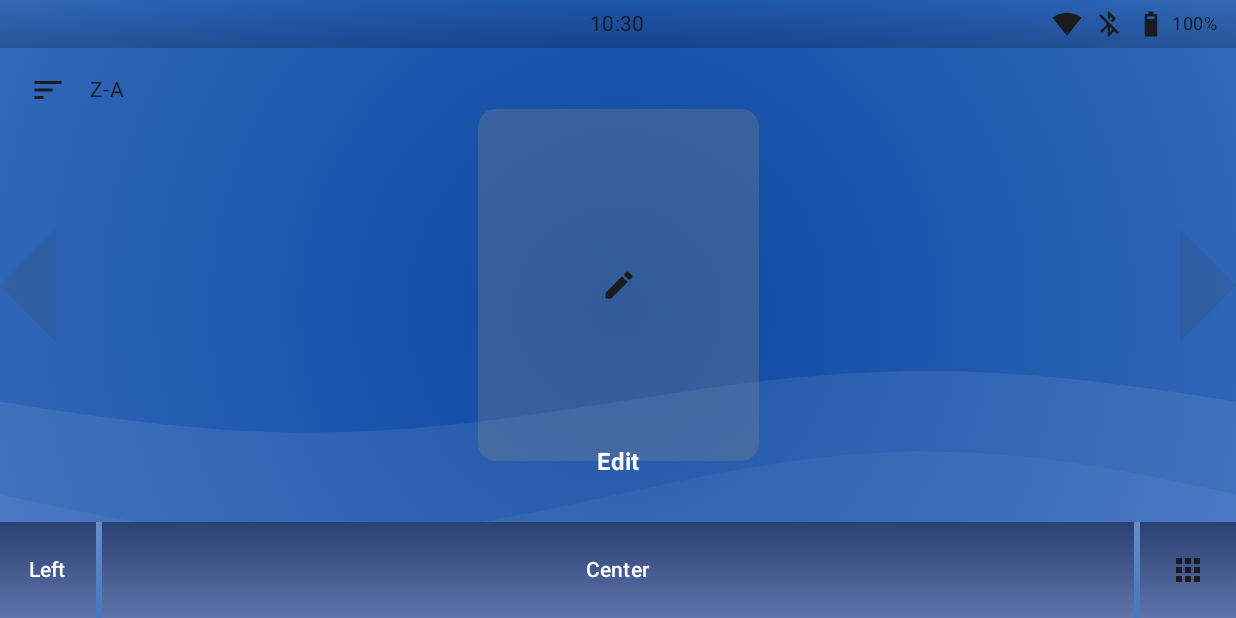
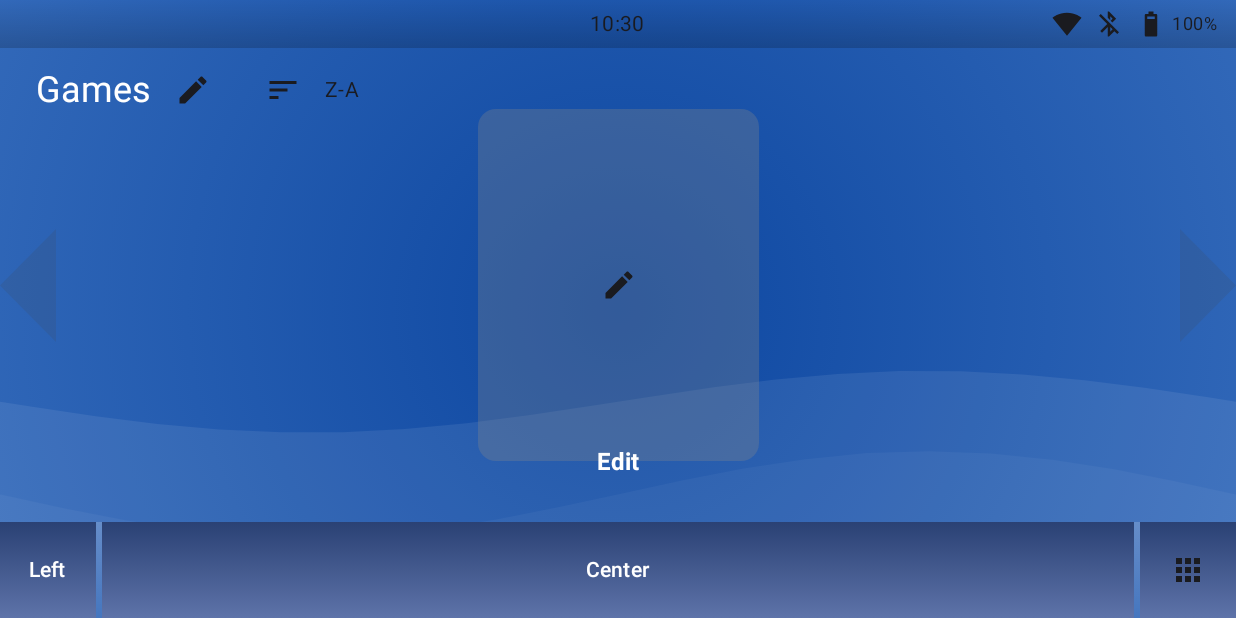
Before and after one commit to RetroBreeze/ribbon-launcher, an Android app built with Jetpack Compose: the screen it shows after launch (MainActivity), after a tap on "Sort", on a phone screen of 824 x 412 dp (held sideways). Run offline under Robolectric (Android 15) with nearby library versions, the phone set to English and light mode, and no system bars; pictures from the network do not load; 3 other taps on this screen came first.

Commit message:
Add editable ribbon title (#36)
* Add editable ribbon title

* Fix ribbon title editing

* Fix inline title editing

* Fix compile errors by updating imports

* Handle return key in ribbon title

* Highlight ribbon title text when editing

* Make ribbon title editable on tap

* Improve ribbon title editing

```diff
--- a/app/build.gradle.kts
+++ b/app/build.gradle.kts
@@ -32,9 +32,6 @@
         sourceCompatibility = JavaVersion.VERSION_11
         targetCompatibility = JavaVersion.VERSION_11
     }
-    composeOptions {
-        kotlinCompilerExtensionVersion = "1.5.3"
-    }
     kotlinOptions {
         jvmTarget = "11"
     }
@@ -56,8 +53,8 @@
     implementation("androidx.compose.material:material-icons-extended")
     // For ViewModel support in Compose
     implementation(libs.androidx.lifecycle.viewmodel.compose)
-    implementation("androidx.compose.ui:ui:1.8.3") // or whatever Compose BOM you’re using
     implementation("androidx.compose.ui:ui")
+    implementation("androidx.compose.foundation:foundation")
 
     // For loading images like app icons
     implementation(libs.coil.compose)
--- a/app/src/main/java/com/retrobreeze/ribbonlauncher/LauncherViewModel.kt
+++ b/app/src/main/java/com/retrobreeze/ribbonlauncher/LauncherViewModel.kt
@@ -17,6 +17,7 @@
         private const val KEY_LAST_PLAYED_PREFIX = "lp_"
         private const val KEY_SELECTED_GAME = "selected_game"
         private const val KEY_ENABLED_PACKAGES = "enabled_packages"
+        private const val KEY_RIBBON_TITLE = "ribbon_title"
     }
 
     private val prefs = app.getSharedPreferences(PREFS_NAME, Context.MODE_PRIVATE)
@@ -40,6 +41,9 @@
     var selectedGamePackage by mutableStateOf<String?>(null)
         private set
 
+    var ribbonTitle by mutableStateOf("Games")
+        private set
+
     init {
         loadPreferences()
         loadInstalledGames()
@@ -52,6 +56,8 @@
         } catch (_: IllegalArgumentException) {
             SortMode.AZ
         }
+
+        ribbonTitle = prefs.getString(KEY_RIBBON_TITLE, "Games") ?: "Games"
 
         selectedGamePackage = prefs.getString(KEY_SELECTED_GAME, null)
 
@@ -160,6 +166,11 @@
         prefs.edit().putLong(KEY_LAST_PLAYED_PREFIX + game.packageName, now).apply()
     }
 
+    fun updateRibbonTitle(title: String) {
+        ribbonTitle = title
+        prefs.edit().putString(KEY_RIBBON_TITLE, title).apply()
+    }
+
     fun refreshSort() {
         sortGames()
     }
--- a/app/src/main/java/com/retrobreeze/ribbonlauncher/MainActivity.kt
+++ b/app/src/main/java/com/retrobreeze/ribbonlauncher/MainActivity.kt
@@ -25,6 +25,7 @@
 import androidx.compose.foundation.pager.rememberPagerState
 import com.retrobreeze.ribbonlauncher.GameCarousel
 import com.retrobreeze.ribbonlauncher.SortButton
+import com.retrobreeze.ribbonlauncher.RibbonTitle
 import com.retrobreeze.ribbonlauncher.StatusTopBar
 import com.retrobreeze.ribbonlauncher.NavigationBottomBar
 import com.retrobreeze.ribbonlauncher.EditAppsDialog
@@ -111,15 +112,22 @@
                 onConfirm = { packages -> viewModel.updateEnabledPackages(packages) },
                 onDismiss = { showEditDialog = false }
             )
-            SortButton(
-                sortMode = sortMode,
-                onClick = {
-                    viewModel.cycleSortMode()
-                },
+            Row(
                 modifier = Modifier
                     .align(Alignment.TopStart)
-                    .padding(start = 8.dp, top = 36.dp)
-            )
+                    .padding(start = 24.dp, top = 36.dp),
+                verticalAlignment = Alignment.CenterVertically
+            ) {
+                RibbonTitle(
+                    title = viewModel.ribbonTitle,
+                    onTitleChange = { viewModel.updateRibbonTitle(it) }
+                )
+                Spacer(Modifier.width(12.dp))
+                SortButton(
+                    sortMode = sortMode,
+                    onClick = { viewModel.cycleSortMode() }
+                )
+            }
             StatusTopBar(modifier = Modifier.align(Alignment.TopCenter))
             NavigationBottomBar(
                 modifier = Modifier.align(Alignment.BottomCenter),
--- /dev/null
+++ b/app/src/main/java/com/retrobreeze/ribbonlauncher/RibbonTitle.kt
@@ -0,0 +1,132 @@
+package com.retrobreeze.ribbonlauncher
+
+import androidx.compose.foundation.layout.Row
+import androidx.compose.foundation.layout.Spacer
+import androidx.compose.foundation.layout.heightIn
+import androidx.compose.foundation.layout.width
+import androidx.compose.foundation.text.BasicTextField
+import androidx.compose.ui.platform.LocalFocusManager
+import androidx.compose.ui.platform.LocalSoftwareKeyboardController
+import androidx.compose.ui.text.input.ImeAction
+import androidx.compose.foundation.text.KeyboardActions
+import androidx.compose.foundation.text.KeyboardOptions
+import androidx.compose.material.icons.Icons
+import androidx.compose.material.icons.filled.Check
+import androidx.compose.material.icons.filled.Edit
+import androidx.compose.material3.Icon
+import androidx.compose.material3.IconButton
+import androidx.compose.material3.IconButtonDefaults
+import androidx.compose.material3.MaterialTheme
+import androidx.compose.material3.Text
+import androidx.compose.runtime.*
+import androidx.compose.ui.Modifier
+import androidx.compose.ui.focus.FocusRequester
+import androidx.compose.ui.focus.focusRequester
+import androidx.compose.ui.focus.onFocusChanged
+import androidx.compose.foundation.clickable
+import androidx.compose.ui.text.input.TextFieldValue
+import androidx.compose.ui.text.TextRange
+import androidx.compose.ui.graphics.Color
+import androidx.compose.ui.unit.dp
+import androidx.compose.ui.tooling.preview.Preview
+import androidx.compose.ui.Alignment
+
+private const val MAX_TITLE_LENGTH = 50
+
+@Composable
+fun RibbonTitle(
+    title: String,
+    onTitleChange: (String) -> Unit,
+    modifier: Modifier = Modifier
+) {
+    var editing by remember { mutableStateOf(false) }
+    var localTitle by remember { mutableStateOf(TextFieldValue(title)) }
+    val focusRequester = remember { FocusRequester() }
+    var hadFocus by remember { mutableStateOf(false) }
+    val focusManager = LocalFocusManager.current
+    val keyboardController = LocalSoftwareKeyboardController.current
+
+    LaunchedEffect(title) {
+        if (!editing) {
+            localTitle = TextFieldValue(title)
+        }
+    }
+
+    LaunchedEffect(editing) {
+        if (editing) {
+            focusRequester.requestFocus()
+            keyboardController?.show()
+        }
+    }
+
+    Row(modifier = modifier, verticalAlignment = Alignment.CenterVertically) {
+        if (editing) {
+            BasicTextField(
+                value = localTitle,
+                onValueChange = { value ->
+                    var text = value.text.replace("\n", "")
+                    if (text.length > MAX_TITLE_LENGTH) text = text.take(MAX_TITLE_LENGTH)
+                    localTitle = value.copy(text = text)
+                },
+                textStyle = MaterialTheme.typography.headlineSmall.copy(color = Color.White),
+                singleLine = true,
+                keyboardOptions = KeyboardOptions.Default.copy(imeAction = ImeAction.Done),
+                keyboardActions = KeyboardActions(onDone = {
+                    focusManager.clearFocus()
+                    editing = false
+                    onTitleChange(localTitle.text)
+                }),
+                modifier = Modifier
+                    .heightIn(min = 32.dp)
+                    .focusRequester(focusRequester)
+                    .onFocusChanged { state ->
+                        if (state.isFocused) {
+                            hadFocus = true
+                            localTitle = localTitle.copy(selection = TextRange(0, localTitle.text.length))
+                        } else if (hadFocus) {
+                            hadFocus = false
+                            editing = false
+                            onTitleChange(localTitle.text)
+                        }
+                    }
+            )
+            Spacer(Modifier.width(4.dp))
+            IconButton(
+                onClick = {
+                    focusManager.clearFocus()
+                    editing = false
+                    onTitleChange(localTitle.text)
+                },
+                colors = IconButtonDefaults.iconButtonColors(containerColor = Color.Transparent)
+            ) {
+                Icon(imageVector = Icons.Default.Check, contentDescription = "Save")
+            }
+        } else {
+            Text(
+                text = title,
+                style = MaterialTheme.typography.headlineSmall,
+                color = Color.White,
+                modifier = Modifier.clickable {
+                    localTitle = TextFieldValue(title, TextRange(0, title.length))
+                    editing = true
+                }
+            )
+            Spacer(Modifier.width(4.dp))
+            IconButton(
+                onClick = {
+                    localTitle = TextFieldValue(title, TextRange(0, title.length))
+                    editing = true
+                },
+                colors = IconButtonDefaults.iconButtonColors(containerColor = Color.Transparent)
+            ) {
+                Icon(imageVector = Icons.Default.Edit, contentDescription = "Edit")
+            }
+        }
+    }
+}
+
+@Preview
+@Composable
+private fun RibbonTitlePreview() {
+    RibbonTitle(title = "Games", onTitleChange = {})
+}
```
Also changed, not shown: 1 other file.
